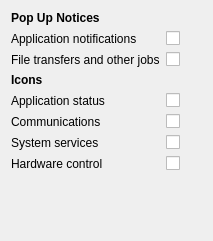
Qt form plasma/applets/systemtray/ui/protocols.ui (mgottschlag/kwin-tiling) before a commit.
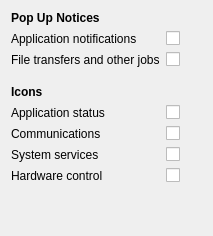
The same form after that commit.

```diff
--- a/plasma/applets/systemtray/ui/protocols.ui
+++ b/plasma/applets/systemtray/ui/protocols.ui
@@ -7,7 +7,7 @@
     <x>0</x>
     <y>0</y>
     <width>213</width>
-    <height>241</height>
+    <height>236</height>
    </rect>
   </property>
   <layout class="QFormLayout" name="formLayout">
@@ -61,7 +61,7 @@
      </property>
     </widget>
    </item>
-   <item row="8" column="0" colspan="2">
+   <item row="9" column="0" colspan="2">
     <widget class="QLabel" name="label_3">
      <property name="font">
       <font>
@@ -74,7 +74,7 @@
      </property>
     </widget>
    </item>
-   <item row="9" column="0">
+   <item row="10" column="0">
     <widget class="QLabel" name="label_7">
      <property name="text">
       <string>Application status</string>
@@ -84,14 +84,14 @@
      </property>
     </widget>
    </item>
-   <item row="9" column="1">
+   <item row="10" column="1">
     <widget class="QCheckBox" name="showApplicationStatus">
      <property name="text">
       <string/>
      </property>
     </widget>
    </item>
-   <item row="10" column="0">
+   <item row="11" column="0">
     <widget class="QLabel" name="label_8">
      <property name="text">
       <string>Communications</string>
@@ -101,14 +101,14 @@
      </property>
     </widget>
    </item>
-   <item row="10" column="1">
+   <item row="11" column="1">
     <widget class="QCheckBox" name="showCommunications">
      <property name="text">
       <string/>
      </property>
     </widget>
    </item>
-   <item row="11" column="0">
+   <item row="12" column="0">
     <widget class="QLabel" name="label_9">
      <property name="text">
       <string>System services</string>
@@ -118,14 +118,14 @@
      </property>
     </widget>
    </item>
-   <item row="11" column="1">
+   <item row="12" column="1">
     <widget class="QCheckBox" name="showSystemServices">
      <property name="text">
       <string/>
      </property>
     </widget>
    </item>
-   <item row="12" column="0">
+   <item row="13" column="0">
     <widget class="QLabel" name="label_10">
      <property name="text">
       <string>Hardware control</string>
@@ -135,13 +135,29 @@
      </property>
     </widget>
    </item>
-   <item row="12" column="1">
+   <item row="13" column="1">
     <widget class="QCheckBox" name="showHardware">
      <property name="text">
       <string/>
      </property>
     </widget>
    </item>
+   <item row="8" column="0">
+    <spacer name="verticalSpacer">
+     <property name="orientation">
+      <enum>Qt::Vertical</enum>
+     </property>
+     <property name="sizeType">
+      <enum>QSizePolicy::Fixed</enum>
+     </property>
+     <property name="sizeHint" stdset="0">
+      <size>
+       <width>20</width>
+       <height>6</height>
+      </size>
+     </property>
+    </spacer>
+   </item>
   </layout>
  </widget>
  <resources/>
```
